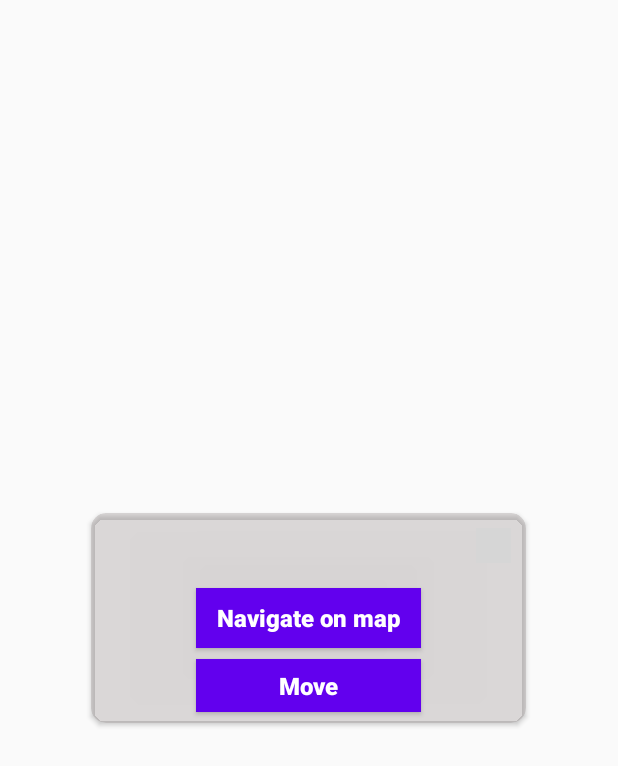
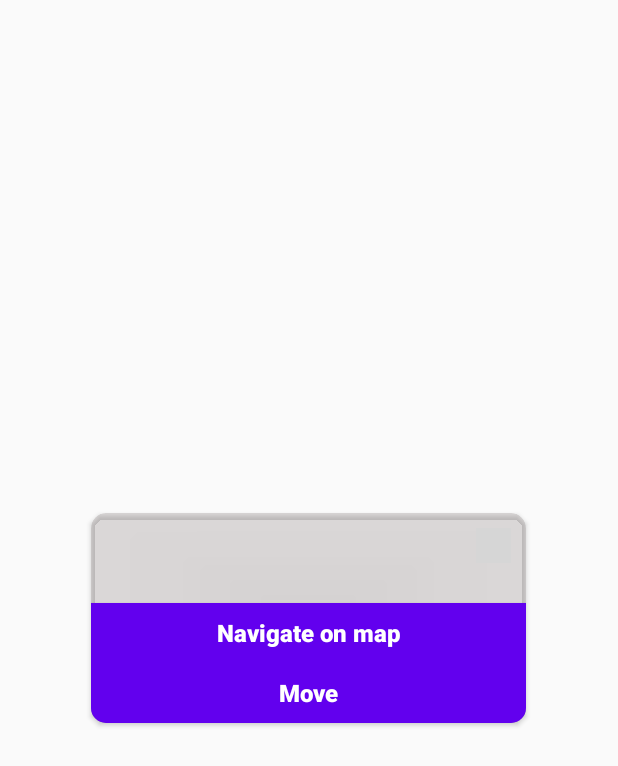
Before and after one commit to gurtej1992/note_WinMachines_android, an Android app: the layout maponlong_layout.xml on its own in the app's theme, with its tools: preview values and no code run, on a phone screen of 412 x 824 dp. Shown: the top 766 px of the screen. Run offline under Robolectric (Android 15) with nearby library versions, the light colour scheme and no system bars; grey boxes are pictures that could not be loaded.

Commit message:
On long press open dialog for map navigation

```diff
--- a/app/src/main/java/com/tej/note_winmachines_android/Activities/MapsActivity.java
+++ b/app/src/main/java/com/tej/note_winmachines_android/Activities/MapsActivity.java
@@ -25,6 +25,7 @@ public class MapsActivity extends FragmentActivity implements OnMapReadyCallback
 
     public static final String TAG = "MapsActivity";
 
+
     private Marker marker1;
 
     @Override
@@ -38,7 +39,6 @@ public class MapsActivity extends FragmentActivity implements OnMapReadyCallback
 
     }
 
-    //Getting Data using intent
     private void getIntentData() {
         if (getIntent().hasExtra("allNotes")) {
             RealmResults<Note> realmNotes = DBAccess.fetchNotes();
--- a/app/src/main/res/layout/maponlong_layout.xml
+++ b/app/src/main/res/layout/maponlong_layout.xml
@@ -46,22 +46,21 @@
 
                 <Button
                     android:id="@+id/btn_navigate"
-                    android:layout_width="150dp"
+                    android:layout_width="match_parent"
                     android:layout_height="40dp"
-                    android:layout_gravity="center"
+                    android:layout_marginTop="60dp"
                     android:background="@color/colorPrimary"
                     android:text="Navigate on map"
                     android:textAllCaps="false"
                     android:textColor="@color/colorWhite"
                     android:textSize="16sp"
                     android:textStyle="bold" />
-
                 <Button
                     android:id="@+id/btnMove"
-                    android:layout_width="150dp"
-                    android:layout_height="35dp"
-                    android:layout_marginTop="45dp"
-                    android:layout_gravity="center"
+                    android:layout_width="match_parent"
+                    android:layout_height="40dp"
+                    android:layout_marginTop="60dp"
+                    android:layout_gravity="bottom"
                     android:background="@color/colorPrimary"
                     android:text="Move"
                     android:textAllCaps="false"
```
